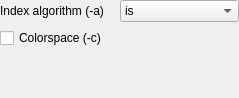
Qt form src/plugins/external_tool_support/src/ui/BwaBuildSettings.ui (violethaze74/ugene) before a commit.
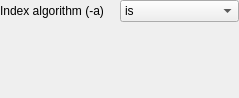
The same form after that commit.

Patch:
```diff
--- a/src/plugins/external_tool_support/src/ui/BwaBuildSettings.ui
+++ b/src/plugins/external_tool_support/src/ui/BwaBuildSettings.ui
@@ -29,6 +29,22 @@
    <property name="margin">
     <number>0</number>
    </property>
+   <item row="1" column="0" colspan="2">
+    <widget class="QLabel" name="infoLabel">
+     <property name="sizePolicy">
+      <sizepolicy hsizetype="Preferred" vsizetype="Preferred">
+       <horstretch>0</horstretch>
+       <verstretch>0</verstretch>
+      </sizepolicy>
+     </property>
+     <property name="text">
+      <string/>
+     </property>
+     <property name="scaledContents">
+      <bool>true</bool>
+     </property>
+    </widget>
+   </item>
    <item row="0" column="0">
     <widget class="QLabel" name="label">
      <property name="text">
@@ -61,29 +77,6 @@
      </item>
     </widget>
    </item>
-   <item row="1" column="0">
-    <widget class="QCheckBox" name="colorspaceCheckBox">
-     <property name="text">
-      <string>Colorspace (-c)</string>
-     </property>
-    </widget>
-   </item>
-   <item row="2" column="0" colspan="2">
-    <widget class="QLabel" name="infoLabel">
-     <property name="sizePolicy">
-      <sizepolicy hsizetype="Preferred" vsizetype="Preferred">
-       <horstretch>0</horstretch>
-       <verstretch>0</verstretch>
-      </sizepolicy>
-     </property>
-     <property name="text">
-      <string/>
-     </property>
-     <property name="scaledContents">
-      <bool>true</bool>
-     </property>
-    </widget>
-   </item>
   </layout>
  </widget>
  <tabstops>
```
Left out of the diff: 1 changed line with no effect on the pictures.
